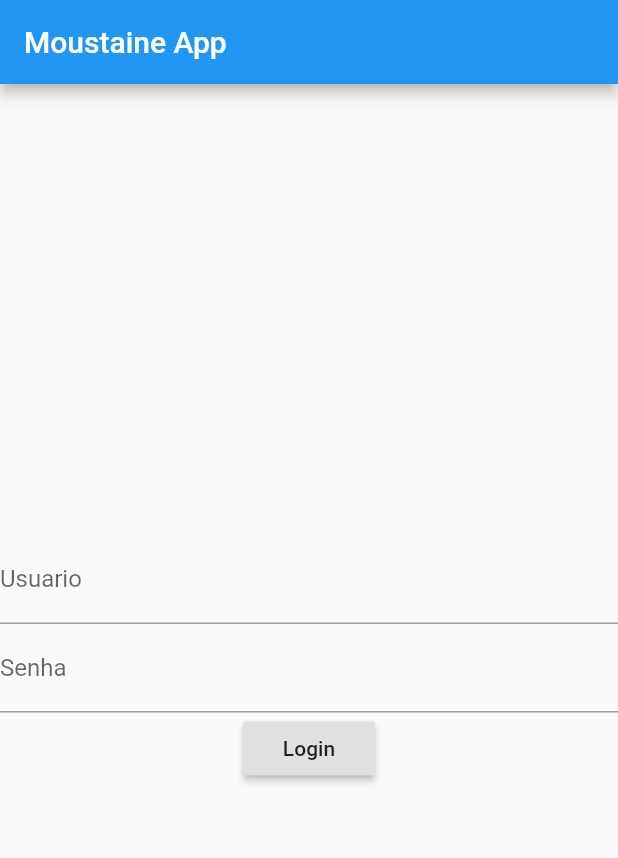
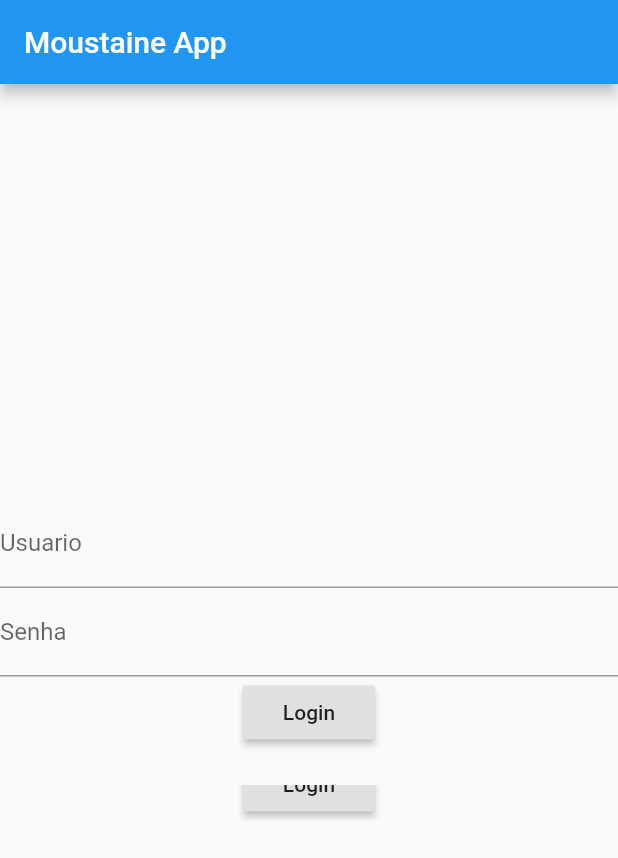
Before and after one commit to hullisistemas/moustainebarber, a Flutter app: the screen it shows after launch, on a phone screen of 412 x 824 dp. Shown: the top 858 px of the screen. Run offline on Flutter 3.47's test engine with Material 2 defaults, Android fonts, the phone set to English and light mode, and no system bars.

```diff
--- /dev/null
+++ b/app/lib/icones.dart
@@ -0,0 +1,40 @@
+import 'package:flutter/material.dart';
+import 'dart:math' as math;
+
+class FlipWidget extends StatelessWidget {
+  Widget child;
+  bool animacao = false;
+
+  FlipWidget({Key key, this.child, this.animacao}) : super(key: key);
+
+  @override
+  Widget build(BuildContext context) {
+    return Column(
+        mainAxisSize: MainAxisSize.min,
+        children: [
+          Transform(
+            transform: Matrix4.identity()..setEntry(3, 2, 0.006)..rotateX((animacao ? math.pi /  20: math.pi / 2)),
+            alignment: Alignment.bottomCenter,
+            child: ClipRect(
+              child: Align(
+                alignment: Alignment.topCenter,
+                heightFactor: 0.5,
+                child: child,
+              )
+            ),
+          ),
+
+          Padding(
+            padding: EdgeInsets.only(top: 0),
+          ),
+          ClipRect(
+            child: Align(
+              alignment: Alignment.bottomCenter,
+              heightFactor: 0.5,
+              child: child,
+            )
+          ),
+        ],
+    );
+  }
+}
--- a/app/lib/login.dart
+++ /dev/null
@@ -1,12 +0,0 @@
-import 'package:flutter/material.dart';
-
-class Login extends StatelessWidget {
-  @override
-  Widget build(BuildContext context) {
-    return Scaffold(
-      body: Center(
-
-      ),
-    );
-  }
-}
--- a/app/lib/main.dart
+++ b/app/lib/main.dart
@@ -1,5 +1,7 @@
 import 'package:app/tela_principal.dart';
 import 'package:flutter/material.dart';
+
+import 'icones.dart';
 
 void main() => runApp(MyApp());
 
@@ -56,13 +58,20 @@ class _MyHomePageState extends State<MyHomePage> {
     super.dispose();
   }
 
+  bool _animacao = false;
+
   void _realizarLogin(){
 
 
-    TelaPrincipal telaPrincipal = new TelaPrincipal(controlUsuario.text, controlSenha.text);
+    /*TelaPrincipal telaPrincipal = new TelaPrincipal(controlUsuario.text, controlSenha.text);
 
     Navigator.push(context,
-    MaterialPageRoute(builder: (context) => telaPrincipal));
+    MaterialPageRoute(builder: (context) => telaPrincipal));*/
+
+    setState(() {
+      _animacao = !_animacao;
+    });
+
   }
 
   @override
@@ -106,6 +115,13 @@ class _MyHomePageState extends State<MyHomePage> {
               child: Text("Login"),
               onPressed: _realizarLogin,
             ),
+            FlipWidget(
+              child: RaisedButton(
+                child: Text("Login"),
+                onPressed: _realizarLogin,
+              ),
+              animacao: _animacao,
+            )
           ],
         ),
       ),
```
